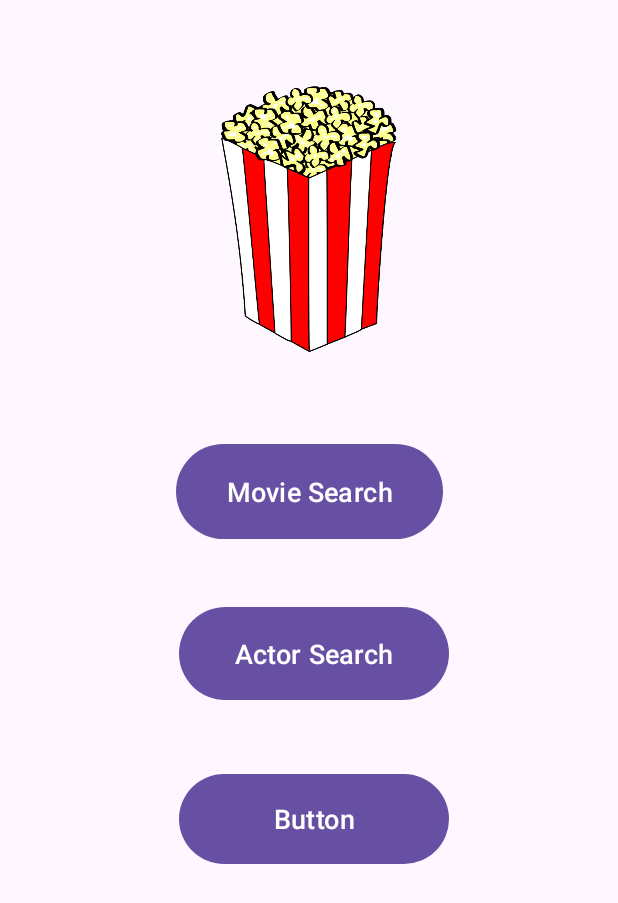
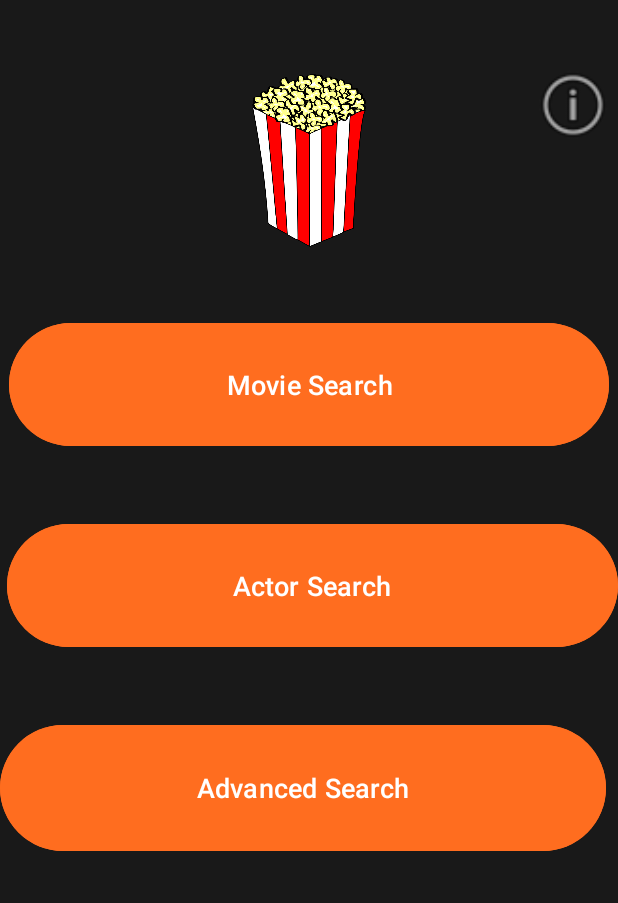
Before and after one commit to MattJ03/OMDB, an Android app: the screen it shows after launch (MainActivity), on a phone screen of 412 x 824 dp. Shown: the top 903 px of the screen. Run offline under Robolectric (Android 15) with nearby library versions, the phone set to English and light mode, and no system bars.

```diff
--- a/app/src/main/AndroidManifest.xml
+++ b/app/src/main/AndroidManifest.xml
@@ -14,6 +14,9 @@
         android:supportsRtl="true"
         android:theme="@style/Theme.Coursework2"
         tools:targetApi="31">
+        <activity
+            android:name=".AboutActivity"
+            android:exported="false" />
         <activity
             android:name=".AdvancedSearchActivity"
             android:exported="false" />
--- /dev/null
+++ b/app/src/main/java/com/example/coursework2/AboutActivity.java
@@ -0,0 +1,14 @@
+package com.example.coursework2;
+
+import androidx.appcompat.app.AppCompatActivity;
+
+import android.os.Bundle;
+
+public class AboutActivity extends AppCompatActivity {
+
+    @Override
+    protected void onCreate(Bundle savedInstanceState) {
+        super.onCreate(savedInstanceState);
+        setContentView(R.layout.activity_about);
+    }
+}
--- a/app/src/main/java/com/example/coursework2/MainActivity.java
+++ b/app/src/main/java/com/example/coursework2/MainActivity.java
@@ -3,14 +3,26 @@ package com.example.coursework2;
 import androidx.appcompat.app.AppCompatActivity;
 
 import android.os.Bundle;
-
+import android.widget.Toast;
+import android.widget.Button;
+import android.content.Intent;
+import android.widget.ImageView;
 
 public class MainActivity extends AppCompatActivity {
 
+    Button mvSearch, acSearch, advSearch;
+    ImageView infoBtn;
     @Override
     protected void onCreate(Bundle savedInstanceState) {
         super.onCreate(savedInstanceState);
         setContentView(R.layout.activity_main);
 
+        mvSearch = (Button) findViewById(R.id.btnMovieSearch);
+        acSearch = (Button) findViewById(R.id.btnActorSearch);
+        advSearch = (Button) findViewById(R.id.btnAdvancedSearch);
+        infoBtn = (ImageView) findViewById(R.id.ivInfo);
+
+
+
     }
 }
--- /dev/null
+++ b/app/src/main/res/layout/activity_about.xml
@@ -0,0 +1,9 @@
+<?xml version="1.0" encoding="utf-8"?>
+<androidx.constraintlayout.widget.ConstraintLayout xmlns:android="http://schemas.android.com/apk/res/android"
+    xmlns:app="http://schemas.android.com/apk/res-auto"
+    xmlns:tools="http://schemas.android.com/tools"
+    android:layout_width="match_parent"
+    android:layout_height="match_parent"
+    tools:context=".AboutActivity">
+
+</androidx.constraintlayout.widget.ConstraintLayout>
--- a/app/src/main/res/layout/activity_main.xml
+++ b/app/src/main/res/layout/activity_main.xml
@@ -1,59 +1,71 @@
 <?xml version="1.0" encoding="utf-8"?>
-<androidx.constraintlayout.widget.ConstraintLayout xmlns:android="http://schemas.android.com/apk/res/android"
+<androidx.constraintlayout.widget.ConstraintLayout
+    xmlns:android="http://schemas.android.com/apk/res/android"
     xmlns:app="http://schemas.android.com/apk/res-auto"
     xmlns:tools="http://schemas.android.com/tools"
     android:layout_width="match_parent"
     android:layout_height="match_parent"
+    android:background="@color/black"
     tools:context=".MainActivity">
 
     <ImageView
         android:id="@+id/imageView"
-        android:layout_width="173dp"
-        android:layout_height="0dp"
-        android:layout_marginTop="26dp"
-        android:layout_marginBottom="231dp"
-        app:layout_constraintBottom_toTopOf="@+id/btnAdvancedSearch"
+        android:layout_width="215dp"
+        android:layout_height="159dp"
+        android:layout_marginTop="32dp"
+        android:contentDescription="Main image"
         app:layout_constraintEnd_toEndOf="parent"
         app:layout_constraintStart_toStartOf="parent"
         app:layout_constraintTop_toTopOf="parent"
         app:srcCompat="@drawable/img" />
 
+    <ImageView
+        android:id="@+id/ivInfo"
+        android:layout_width="60dp"
+        android:layout_height="60dp"
+        android:layout_marginTop="8dp"
+        app:layout_constraintTop_toTopOf="@id/imageView"
+        app:layout_constraintEnd_toEndOf="parent"
+        app:srcCompat="@android:drawable/ic_menu_info_details" />
+
+
     <Button
         android:id="@+id/btnMovieSearch"
-        android:layout_width="178dp"
-        android:layout_height="71dp"
-        android:layout_marginBottom="449dp"
+        android:layout_width="400dp"
+        android:layout_height="90dp"
+        android:layout_marginTop="20dp"
+        android:backgroundTint="@color/orange"
         android:text="Movie Search"
-        android:textSize="18dp"
-        app:layout_constraintBottom_toBottomOf="parent"
+        android:textSize="18sp"
         app:layout_constraintEnd_toEndOf="parent"
+        app:layout_constraintHorizontal_bias="0.483"
         app:layout_constraintStart_toStartOf="parent"
         app:layout_constraintTop_toBottomOf="@+id/imageView" />
 
     <Button
         android:id="@+id/btnActorSearch"
-        android:layout_width="180dp"
-        android:layout_height="70dp"
-        android:layout_marginBottom="353dp"
+        android:layout_width="407dp"
+        android:layout_height="90dp"
+        android:layout_marginTop="44dp"
+        android:backgroundTint="@color/orange"
         android:text="Actor Search"
-        android:textSize="18dp"
-        app:layout_constraintBottom_toBottomOf="parent"
+        android:textSize="18sp"
         app:layout_constraintEnd_toEndOf="parent"
-        app:layout_constraintHorizontal_bias="0.515"
+        app:layout_constraintHorizontal_bias="1.0"
         app:layout_constraintStart_toStartOf="parent"
-        app:layout_constraintTop_toBottomOf="@+id/imageView"
-        app:layout_constraintVertical_bias="1.0" />
+        app:layout_constraintTop_toBottomOf="@+id/btnMovieSearch" />
 
     <Button
         android:id="@+id/btnAdvancedSearch"
-        android:layout_width="180dp"
-        android:layout_height="68dp"
-        android:layout_marginBottom="244dp"
-        android:text="Button"
-        android:textSize="18dp"
-        app:layout_constraintBottom_toBottomOf="parent"
+        android:layout_width="404dp"
+        android:layout_height="92dp"
+        android:layout_marginTop="44dp"
+        android:backgroundTint="@color/orange"
+        android:text="Advanced Search"
+        android:textSize="18sp"
         app:layout_constraintEnd_toEndOf="parent"
-        app:layout_constraintHorizontal_bias="0.515"
+        app:layout_constraintHorizontal_bias="0.0"
         app:layout_constraintStart_toStartOf="parent"
-        app:layout_constraintTop_toBottomOf="@+id/imageView" />
+        app:layout_constraintTop_toBottomOf="@+id/btnActorSearch" />
+
 </androidx.constraintlayout.widget.ConstraintLayout>
--- a/app/src/main/res/values/colors.xml
+++ b/app/src/main/res/values/colors.xml
@@ -1,5 +1,6 @@
 <?xml version="1.0" encoding="utf-8"?>
 <resources>
-    <color name="black">#FF000000</color>
+    <color name="black">#191919</color>
     <color name="white">#FFFFFFFF</color>
+    <color name="orange">#FF6D1F</color>
 </resources>
```
